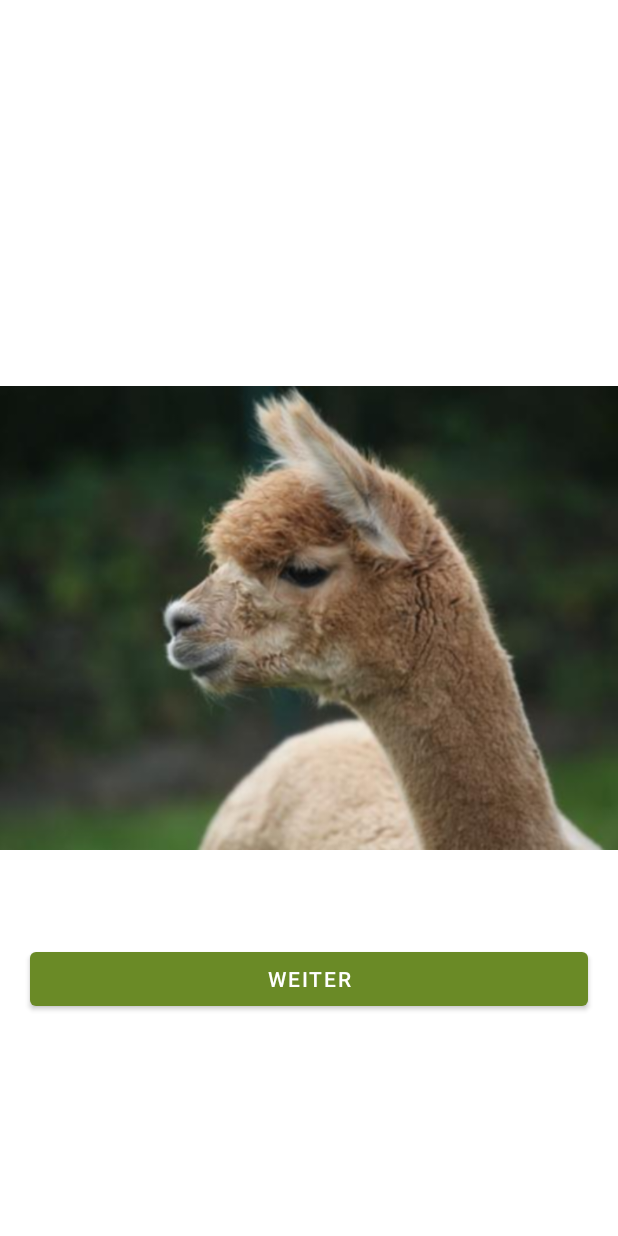
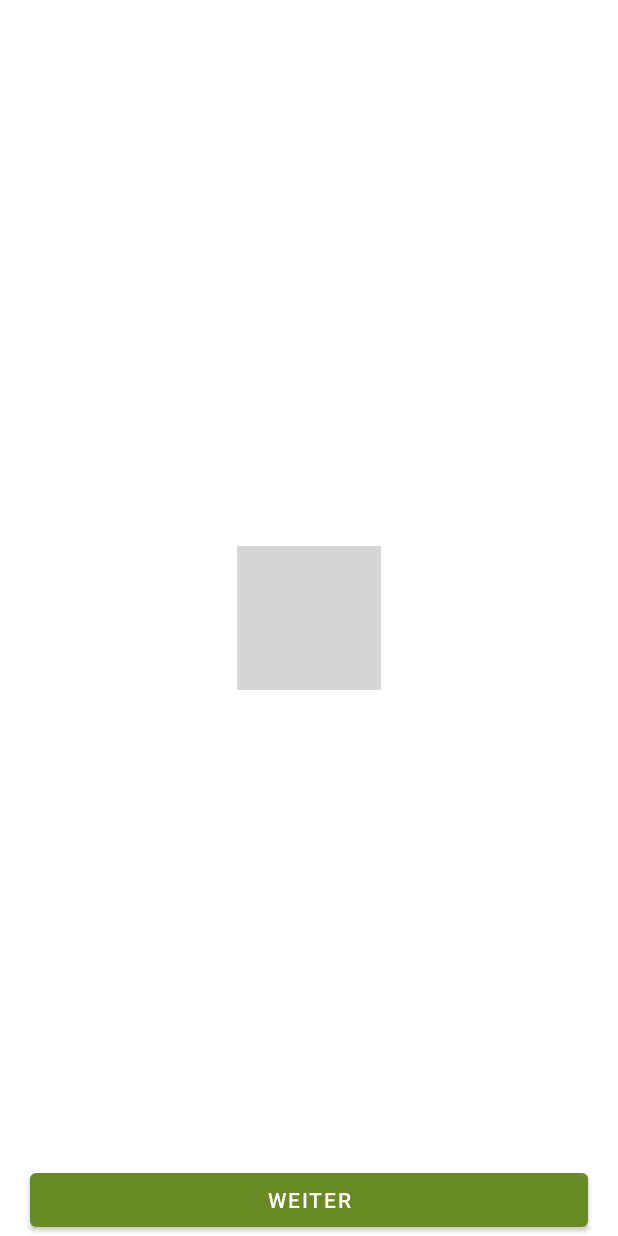
Before and after one commit to schubertn/IconFinder, an Android app: the layout one_icon_fragment.xml on its own in the app's theme, with its tools: preview values and no code run, on a phone screen of 412 x 824 dp. Run offline under Robolectric (Android 15) with nearby library versions, the phone set to English and light mode, and no system bars; grey boxes are pictures that could not be loaded.

Commit message:
:sparkles: Started working on random images, TODO: cleanup

```diff
--- a/app/src/main/res/layout/one_icon_fragment.xml
+++ b/app/src/main/res/layout/one_icon_fragment.xml
@@ -6,6 +6,9 @@
     tools:context=".OneIconFragment">
 
     <data>
+        <variable
+            name="item"
+            type="de.tuchemnitz.iconfinder.OneIconFragment"/>
 
     </data>
 
@@ -23,7 +26,11 @@
             app:layout_constraintEnd_toEndOf="parent"
             app:layout_constraintStart_toStartOf="parent"
             app:layout_constraintTop_toTopOf="parent"
-            app:srcCompat="@drawable/img_1" />
+            tools:src="@drawable/img_2" />
+            <!-- app:imageResource="@{dr}"
+            app:imageResource="@{test.selectImage()" />
+             app:srcCompat="@drawable/img_1" -->
+
 
         <Button
             android:id="@+id/show_icons_button"
@@ -36,7 +43,7 @@
             app:backgroundTint="@color/green_light"
             app:layout_constraintEnd_toEndOf="parent"
             app:layout_constraintStart_toStartOf="parent"
-            app:layout_constraintTop_toBottomOf="@id/imageView" />
+            app:layout_constraintBottom_toBottomOf="parent" />
 
         <!--
         <RelativeLayout
```
Also changed, not shown: app/src/main/java/de/tuchemnitz/iconfinder/MainActivity.kt (+20 -2 lines), app/src/main/java/de/tuchemnitz/iconfinder/OneIconFragment.kt (+80 -3 lines).
